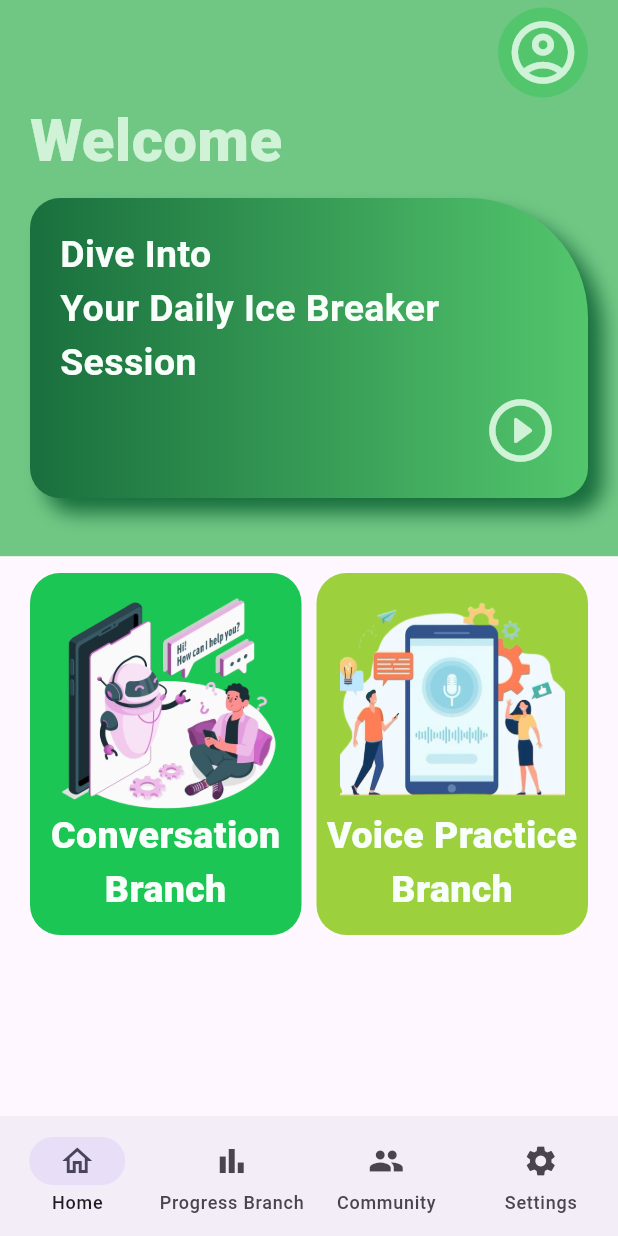
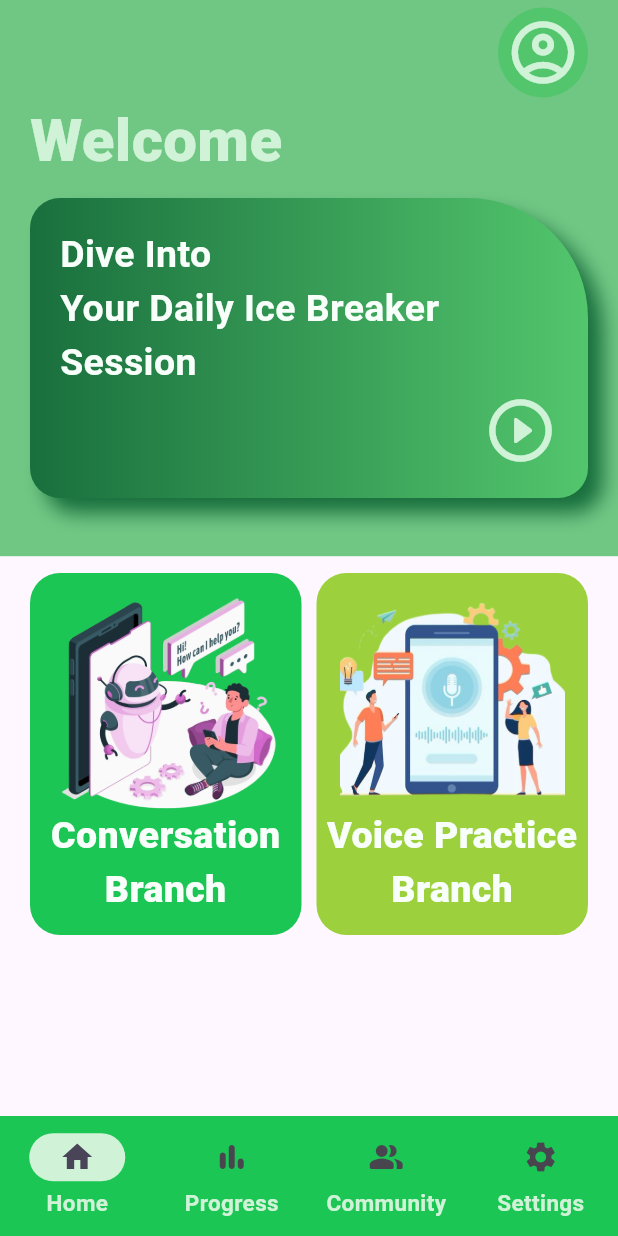
Before and after one commit to saarujan-ui/flutter_project, a Flutter app: the screen it shows after launch, on a phone screen of 412 x 824 dp. Run offline on Flutter 3.47's test engine with Material 3 defaults, Android fonts, the phone set to English and light mode, and no system bars; our stand-ins replace fl_chart.

Commit message:
Updated nav bar

```diff
--- a/lib/Pages/home_page.dart
+++ b/lib/Pages/home_page.dart
@@ -41,29 +41,41 @@ class _HomePageState extends State<HomePage> {
           const SettingsPage(),
         ],
       ),
-      bottomNavigationBar: NavigationBar(
+      bottomNavigationBar: NavigationBarTheme(
+        data: NavigationBarThemeData(
+          indicatorColor: AppColors.textMain,
+          labelTextStyle: WidgetStateProperty.all(
+            TextStyle(
+              fontSize: 15,
+              fontWeight: FontWeight.bold,
+              color: AppColors.textMain
+            ),
+          ),
+        ),
+        child: NavigationBar(
+          backgroundColor: AppColors.green_5,
           selectedIndex: currentPageIndex,
           onDestinationSelected: (int index){
             setState(() {
               currentPageIndex = index;
             });
           },
-        destinations: const<NavigationDestination>[
+          destinations: const<NavigationDestination> [
             NavigationDestination(
               icon: Icon(
-              Icons.home_outlined,
+                Icons.home,
               ),
               label: "Home",
             ),
             NavigationDestination(
               icon: Icon(
-              Icons.bar_chart,
+                Icons.bar_chart_rounded,
               ),
-            label: "Progress Branch",
+              label: "Progress",
             ),
             NavigationDestination(
               icon: Icon(
-              Icons.people,
+                Icons.people_alt_rounded,
               ),
               label: "Community",
             ),
@@ -74,6 +86,7 @@ class _HomePageState extends State<HomePage> {
               label: "Settings",
             ),
           ],
+        ),
       ),
     );
   }
```
Lines whose indentation alone changed are shown as unchanged.
